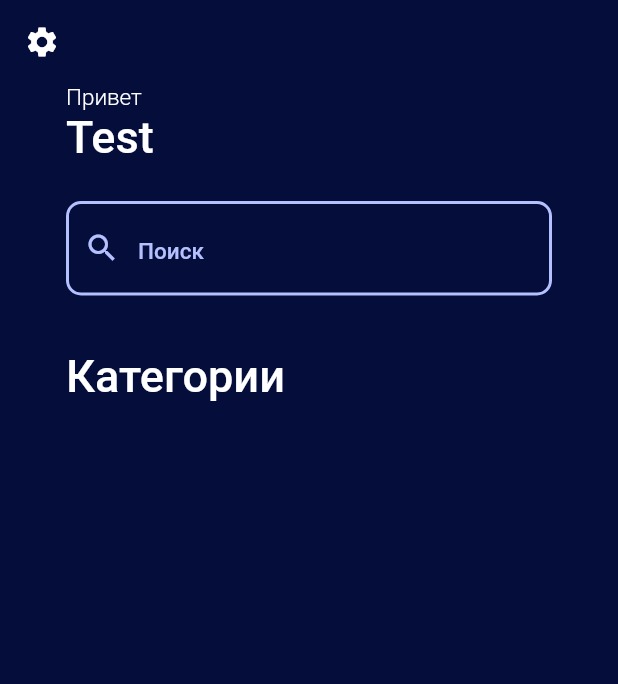
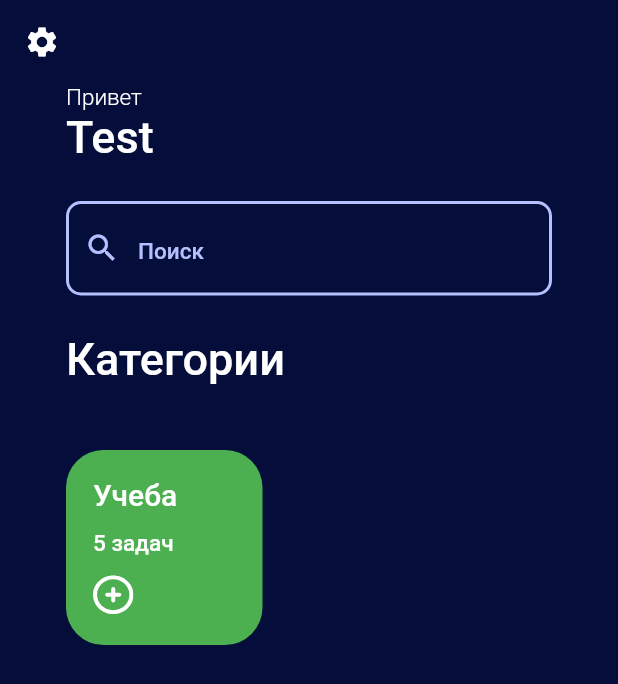
Before and after one commit to JesterVZ/todo_list, a Flutter app: the screen it shows after launch, on a phone screen of 412 x 824 dp. Shown: the top 684 px of the screen. Run offline on Flutter 3.47's test engine with Material 2 defaults, Android fonts, the phone set to English and light mode, and no system bars; our stand-ins replace dartz, flutter_riverpod, flutter_svg, freezed_annotation.

```diff
--- /dev/null
+++ b/lib/data/data_module.dart
@@ -0,0 +1,5 @@
+import 'package:flutter_riverpod/flutter_riverpod.dart';
+import 'package:todo_list/domain/usecase/get_categories_usecase.dart';
+
+final getcategoriesUseCaseProvider =
+    Provider<GetCategoriesUseCase>((ref) => GetCategoriesUseCaseImpl());
--- /dev/null
+++ b/lib/data/datasource/database/task_database.dart
@@ -0,0 +1,6 @@
+import 'package:todo_list/domain/model/category_model.dart';
+
+abstract class TaskDatabase {
+  Future getAllCategories();
+  Future insertCategory(CategoryModel model);
+}
--- /dev/null
+++ b/lib/domain/model/category_model.dart
@@ -0,0 +1,13 @@
+import 'package:flutter/material.dart';
+
+class CategoryModel {
+  int id;
+  String name;
+  int count;
+  Color color;
+  CategoryModel(
+      {required this.id,
+      required this.name,
+      required this.color,
+      required this.count});
+}
--- a/lib/presentation/pages/main_page.dart
+++ b/lib/presentation/pages/main_page.dart
@@ -1,8 +1,10 @@
 import 'package:flutter/material.dart';
 import 'package:todo_list/base/widgets/app_page_view.dart';
+import 'package:todo_list/domain/model/category_model.dart';
 import 'package:todo_list/presentation/ui/app_colors.dart';
 import 'package:todo_list/presentation/ui/app_ui.dart';
 import 'package:todo_list/presentation/ui/widgets/common/app_scaffold.dart';
+import 'package:todo_list/presentation/ui/widgets/common/category_card.dart';
 
 class MainPage extends AppPageView {
   const MainPage({super.key});
@@ -17,7 +19,12 @@ class MainPage extends AppPageView {
 class _MainPageState extends State<MainPage> {
   final searchController = TextEditingController();
 
+  final catrgoryTest = [
+    CategoryModel(id: 0, name: 'Учеба', color: Colors.green, count: 5)
+  ];
+
   Future refreshData() async {}
+
   @override
   Widget build(BuildContext context) => GestureDetector(
         onTap: () {
@@ -32,19 +39,34 @@ class _MainPageState extends State<MainPage> {
   _buildSettingsButton() =>
       IconButton(onPressed: () {}, icon: const Icon(Icons.settings));
 
-  _buildBody() => RefreshIndicator(
-      onRefresh: refreshData,
-      child: Padding(
-        padding: AppUI.contentPading,
-        child: Column(crossAxisAlignment: CrossAxisAlignment.start, children: [
-          _buildTitle(),
-          Padding(
-            padding: const EdgeInsets.only(top: 25),
-            child: _buildSearchField(),
+  _buildBody() => Column(
+        children: [
+          Expanded(
+            child: Scrollbar(
+              //TODO: разобраться с RefreshIndicator
+              child: RefreshIndicator(
+                onRefresh: refreshData,
+                child: SingleChildScrollView(
+                  child: Padding(
+                    padding: AppUI.contentPading,
+                    child: Column(
+                        crossAxisAlignment: CrossAxisAlignment.start,
+                        children: [
+                          _buildTitle(),
+                          AppUI.contentVerticalSpacingMedium,
+                          _buildSearchField(),
+                          AppUI.contentVerticalSpacingMedium,
+                          _buildHeader('Категории'),
+                          AppUI.contentVerticalSpacingLarge,
+                          _buildCategoryList()
+                        ]),
+                  ),
+                ),
+              ),
+            ),
           ),
-          _buildHeader('Категории')
-        ]),
-      ));
+        ],
+      );
   _buildTitle() => Row(
         children: [
           Column(
@@ -73,8 +95,20 @@ class _MainPageState extends State<MainPage> {
               color: AppColors.gray1,
             )),
       );
-  _buildHeader(String text) => Padding(
-        padding: const EdgeInsets.only(top: 36),
-        child: Text(text, style: Theme.of(context).textTheme.titleLarge),
+  _buildHeader(String text) =>
+      Text(text, style: Theme.of(context).textTheme.titleLarge);
+  _buildCategoryList() => SizedBox(
+        width: MediaQuery.of(context).size.width,
+        height: 130,
+        child: ListView.separated(
+            scrollDirection: Axis.horizontal,
+            itemBuilder: (BuildContext context, int i) => CategoryCard(
+                color: catrgoryTest[i].color,
+                name: catrgoryTest[i].name,
+                count: catrgoryTest[i].count),
+            separatorBuilder: (BuildContext context, int i) => Container(
+                  width: 33,
+                ),
+            itemCount: catrgoryTest.length),
       );
 }
--- /dev/null
+++ b/lib/presentation/state/state.dart
@@ -0,0 +1,23 @@
+import 'package:freezed_annotation/freezed_annotation.dart';
+
+part 'state.freezed.dart';
+
+@freezed
+class State<T> with _$State<T> {
+  const State._();
+
+  const factory State.init() = _init<T>;
+  const factory State.loading() = _loading;
+  const factory State.success(final T data) = _success<T>;
+  const factory State.error(final Exception exception) = _error;
+
+  bool get isInit => maybeWhen(init: () => true, orElse: () => false);
+
+  bool get isLoading => maybeWhen(loading: () => true, orElse: () => false);
+
+  bool get isSuccess => maybeMap(success: (_) => true, orElse: () => false);
+
+  bool get isError => maybeWhen(error: (_) => true, orElse: () => false);
+
+  T? get data => maybeWhen(success: (data) => data, orElse: () => null);
+}
--- a/lib/presentation/ui/app_ui.dart
+++ b/lib/presentation/ui/app_ui.dart
@@ -12,5 +12,16 @@ class AppUI {
         leading: leading,
       );
   static const contentPading = EdgeInsets.symmetric(horizontal: 44);
-  static const categoryCardBoxDecoration = BoxDecoration(borderRadius: BorderRadius.all(Radius.circular(10)));
+  static const categoryPadding = EdgeInsets.all(18);
+
+  static const contentVerticalSpacingExtraSmall = SizedBox(height: 8);
+
+  static const contentVerticalSpacingSmall = SizedBox(height: 16);
+
+  static const contentVerticalSpacingMedium = SizedBox(height: 25);
+
+  static const contentVerticalSpacingLarge = SizedBox(height: 43);
+
+  static categoryCardBoxDecoration(Color color) => BoxDecoration(
+      borderRadius: const BorderRadius.all(Radius.circular(25)), color: color);
 }
--- a/lib/presentation/ui/widgets/common/category_card.dart
+++ b/lib/presentation/ui/widgets/common/category_card.dart
@@ -1,4 +1,5 @@
 import 'package:flutter/material.dart';
+import 'package:flutter_svg/flutter_svg.dart';
 import 'package:todo_list/presentation/ui/app_ui.dart';
 
 class CategoryCard extends StatelessWidget {
@@ -13,14 +14,17 @@ class CategoryCard extends StatelessWidget {
       required this.count});
   @override
   Widget build(BuildContext context) => Container(
-        color: color,
         width: 131,
         height: 123,
-        decoration: AppUI.categoryCardBoxDecoration,
+        padding: AppUI.categoryPadding,
+        decoration: AppUI.categoryCardBoxDecoration(color),
         child: Column(crossAxisAlignment: CrossAxisAlignment.start, children: [
           Text(name, style: Theme.of(context).textTheme.titleMedium),
+          _buildSeparator(),
           Text(_countToString(count),
-              style: Theme.of(context).textTheme.titleSmall)
+              style: Theme.of(context).textTheme.titleSmall),
+          _buildSeparator(),
+          SvgPicture.asset('assets/add_task_button.svg')
         ]),
       );
   String _countToString(int count) => count == 1
@@ -28,4 +32,7 @@ class CategoryCard extends StatelessWidget {
       : count < 5
           ? '$count задачи'
           : '$count задач';
+  Widget _buildSeparator() => const SizedBox(
+        height: 12,
+      );
 }
--- a/pubspec.yaml
+++ b/pubspec.yaml
@@ -16,6 +16,9 @@ dependencies:
   json_serializable: ^6.1.3
   get_it: ^7.2.0
   dartz: ^0.10.1
+  flutter_riverpod: ^2.3.6
+  flutter_svg: ^2.0.6
+  sqflite: ^2.2.8+4
 
 dev_dependencies:
   flutter_test:
@@ -23,6 +26,9 @@ dev_dependencies:
   flutter_lints: ^2.0.0
 flutter:
   uses-material-design: true
+
+  assets:
+    - assets/add_task_button.svg
 
   fonts:
     - family: Inter
```
Also changed, not shown: lib/data/entities/category_entity.dart (added, +9 -0 lines), lib/data/entities/task_entity.dart (+6 -5 lines), lib/data/repositories/categories_repository_impl.dart (added, +17 -0 lines), lib/domain/model/task_model.dart (added, +11 -0 lines), lib/domain/repository/category/categories_repository.dart (added, +9 -0 lines), lib/domain/repository/local/shared_preferences_repository.dart (deleted, +0 -31 lines), lib/domain/usecase/add_todo_usecase.dart (added, +13 -0 lines), lib/domain/usecase/get_categories_usecase.dart (added, +12 -0 lines), lib/internal/injection_container.dart (deleted, +0 -8 lines), lib/presentation/viewmodel/main_page_viewmodel.dart (added, +27 -0 lines), assets/add_task_button.svg (added), lib/data/entities/category_entity.freezed.dart (added), lib/data/entities/task_entity.freezed.dart, lib/data/entities/task_entity.g.dart (deleted), 2 more files, 1 other file.
